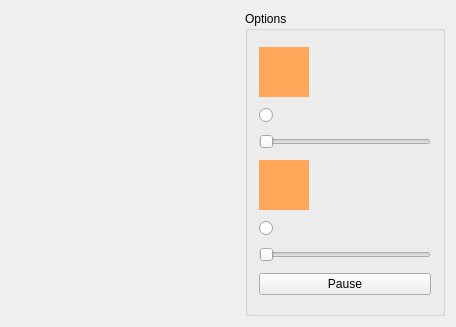
Qt form mainwidget.ui (k8/ChromaKey) before a commit.
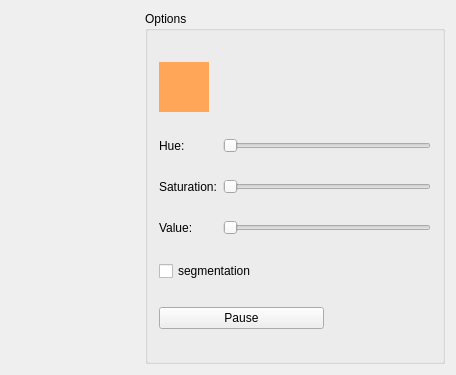
The same form after that commit. Custom widgets are drawn as their Qt base class.

```diff
--- a/mainwidget.ui
+++ b/mainwidget.ui
@@ -7,7 +7,7 @@
     <x>0</x>
     <y>0</y>
     <width>456</width>
-    <height>327</height>
+    <height>375</height>
    </rect>
   </property>
   <property name="windowTitle">
@@ -25,21 +25,86 @@
     <widget class="QGroupBox" name="groupBox">
      <property name="minimumSize">
       <size>
-       <width>200</width>
+       <width>300</width>
        <height>0</height>
       </size>
      </property>
      <property name="maximumSize">
       <size>
-       <width>200</width>
+       <width>300</width>
        <height>16777215</height>
       </size>
      </property>
      <property name="title">
       <string>Options</string>
      </property>
-     <layout class="QVBoxLayout" name="verticalLayout">
-      <item>
+     <layout class="QGridLayout" name="gridLayout">
+      <item row="5" column="0">
+       <widget class="QLabel" name="valueLabel">
+        <property name="text">
+         <string>Value:</string>
+        </property>
+       </widget>
+      </item>
+      <item row="5" column="1" colspan="2">
+       <widget class="QSlider" name="valueSlider">
+        <property name="maximum">
+         <number>255</number>
+        </property>
+        <property name="orientation">
+         <enum>Qt::Horizontal</enum>
+        </property>
+       </widget>
+      </item>
+      <item row="7" column="0" colspan="2">
+       <widget class="QPushButton" name="playPauseButton">
+        <property name="text">
+         <string>Pause</string>
+        </property>
+       </widget>
+      </item>
+      <item row="1" column="1" colspan="2">
+       <widget class="QSlider" name="hueSlider">
+        <property name="maximum">
+         <number>360</number>
+        </property>
+        <property name="orientation">
+         <enum>Qt::Horizontal</enum>
+        </property>
+       </widget>
+      </item>
+      <item row="1" column="0">
+       <widget class="QLabel" name="hueLabel">
+        <property name="text">
+         <string>Hue:</string>
+        </property>
+       </widget>
+      </item>
+      <item row="2" column="1" colspan="2">
+       <widget class="QSlider" name="saturationSlider">
+        <property name="maximum">
+         <number>255</number>
+        </property>
+        <property name="orientation">
+         <enum>Qt::Horizontal</enum>
+        </property>
+       </widget>
+      </item>
+      <item row="2" column="0">
+       <widget class="QLabel" name="saturationLabel">
+        <property name="text">
+         <string>Saturation:</string>
+        </property>
+       </widget>
+      </item>
+      <item row="6" column="0" colspan="3">
+       <widget class="QCheckBox" name="segmentationCheck">
+        <property name="text">
+         <string>segmentation</string>
+        </property>
+       </widget>
+      </item>
+      <item row="0" column="0">
        <widget class="QLabel" name="colorLabel">
         <property name="minimumSize">
          <size>
@@ -482,484 +547,6 @@
         </property>
        </widget>
       </item>
-      <item>
-       <widget class="QRadioButton" name="colorButton">
-        <property name="text">
-         <string/>
-        </property>
-       </widget>
-      </item>
-      <item>
-       <widget class="QSlider" name="toleranceSlider">
-        <property name="maximum">
-         <number>215</number>
-        </property>
-        <property name="orientation">
-         <enum>Qt::Horizontal</enum>
-        </property>
-       </widget>
-      </item>
-      <item>
-       <widget class="QLabel" name="darkColorLabel">
-        <property name="minimumSize">
-         <size>
-          <width>50</width>
-          <height>50</height>
-         </size>
-        </property>
-        <property name="maximumSize">
-         <size>
-          <width>50</width>
-          <height>50</height>
-         </size>
-        </property>
-        <property name="palette">
-         <palette>
-          <active>
-           <colorrole role="WindowText">
-            <brush brushstyle="SolidPattern">
-             <color alpha="255">
-              <red>0</red>
-              <green>0</green>
-              <blue>0</blue>
-             </color>
-            </brush>
-           </colorrole>
-           <colorrole role="Button">
-            <brush brushstyle="SolidPattern">
-             <color alpha="255">
-              <red>255</red>
-              <green>166</green>
-              <blue>88</blue>
-             </color>
-            </brush>
-           </colorrole>
-           <colorrole role="Light">
-            <brush brushstyle="SolidPattern">
-             <color alpha="255">
-              <red>255</red>
-              <green>234</green>
-              <blue>216</blue>
-             </color>
-            </brush>
-           </colorrole>
-           <colorrole role="Midlight">
-            <brush brushstyle="SolidPattern">
-             <color alpha="255">
-              <red>255</red>
-              <green>200</green>
-              <blue>152</blue>
-             </color>
-            </brush>
-           </colorrole>
-           <colorrole role="Dark">
-            <brush brushstyle="SolidPattern">
-             <color alpha="255">
-              <red>127</red>
-              <green>83</green>
-              <blue>44</blue>
-             </color>
-            </brush>
-           </colorrole>
-           <colorrole role="Mid">
-            <brush brushstyle="SolidPattern">
-             <color alpha="255">
-              <red>170</red>
-              <green>111</green>
-              <blue>58</blue>
-             </color>
-            </brush>
-           </colorrole>
-           <colorrole role="Text">
-            <brush brushstyle="SolidPattern">
-             <color alpha="255">
-              <red>0</red>
-              <green>0</green>
-              <blue>0</blue>
-             </color>
-            </brush>
-           </colorrole>
-           <colorrole role="BrightText">
-            <brush brushstyle="SolidPattern">
-             <color alpha="255">
-              <red>255</red>
-              <green>255</green>
-              <blue>255</blue>
-             </color>
-            </brush>
-           </colorrole>
-           <colorrole role="ButtonText">
-            <brush brushstyle="SolidPattern">
-             <color alpha="255">
-              <red>0</red>
-              <green>0</green>
-              <blue>0</blue>
-             </color>
-            </brush>
-           </colorrole>
-           <colorrole role="Base">
-            <brush brushstyle="SolidPattern">
-             <color alpha="255">
-              <red>255</red>
-              <green>255</green>
-              <blue>255</blue>
-             </color>
-            </brush>
-           </colorrole>
-           <colorrole role="Window">
-            <brush brushstyle="SolidPattern">
-             <color alpha="255">
-              <red>255</red>
-              <green>166</green>
-              <blue>88</blue>
-             </color>
-            </brush>
-           </colorrole>
-           <colorrole role="Shadow">
-            <brush brushstyle="SolidPattern">
-             <color alpha="255">
-              <red>0</red>
-              <green>0</green>
-              <blue>0</blue>
-             </color>
-            </brush>
-           </colorrole>
-           <colorrole role="AlternateBase">
-            <brush brushstyle="SolidPattern">
-             <color alpha="255">
-              <red>255</red>
-              <green>210</green>
-              <blue>171</blue>
-             </color>
-            </brush>
-           </colorrole>
-           <colorrole role="ToolTipBase">
-            <brush brushstyle="SolidPattern">
-             <color alpha="255">
-              <red>255</red>
-              <green>255</green>
-              <blue>220</blue>
-             </color>
-            </brush>
-           </colorrole>
-           <colorrole role="ToolTipText">
-            <brush brushstyle="SolidPattern">
-             <color alpha="255">
-              <red>0</red>
-              <green>0</green>
-              <blue>0</blue>
-             </color>
-            </brush>
-           </colorrole>
-          </active>
-          <inactive>
-           <colorrole role="WindowText">
-            <brush brushstyle="SolidPattern">
-             <color alpha="255">
-              <red>0</red>
-              <green>0</green>
-              <blue>0</blue>
-             </color>
-            </brush>
-           </colorrole>
-           <colorrole role="Button">
-            <brush brushstyle="SolidPattern">
-             <color alpha="255">
-              <red>255</red>
-              <green>166</green>
-              <blue>88</blue>
-             </color>
-            </brush>
-           </colorrole>
-           <colorrole role="Light">
-            <brush brushstyle="SolidPattern">
-             <color alpha="255">
-              <red>255</red>
-              <green>234</green>
-              <blue>216</blue>
-             </color>
-            </brush>
-           </colorrole>
-           <colorrole role="Midlight">
-            <brush brushstyle="SolidPattern">
-             <color alpha="255">
-              <red>255</red>
-              <green>200</green>
-              <blue>152</blue>
-             </color>
-            </brush>
-           </colorrole>
-           <colorrole role="Dark">
-            <brush brushstyle="SolidPattern">
-             <color alpha="255">
-              <red>127</red>
-              <green>83</green>
-              <blue>44</blue>
-             </color>
-            </brush>
-           </colorrole>
-           <colorrole role="Mid">
-            <brush brushstyle="SolidPattern">
-             <color alpha="255">
-              <red>170</red>
-              <green>111</green>
-              <blue>58</blue>
-             </color>
-            </brush>
-           </colorrole>
-           <colorrole role="Text">
-            <brush brushstyle="SolidPattern">
-             <color alpha="255">
-              <red>0</red>
-              <green>0</green>
-              <blue>0</blue>
-             </color>
-            </brush>
-           </colorrole>
-           <colorrole role="BrightText">
-            <brush brushstyle="SolidPattern">
-             <color alpha="255">
-              <red>255</red>
-              <green>255</green>
-              <blue>255</blue>
-             </color>
-            </brush>
-           </colorrole>
-           <colorrole role="ButtonText">
-            <brush brushstyle="SolidPattern">
-             <color alpha="255">
-              <red>0</red>
-              <green>0</green>
-              <blue>0</blue>
-             </color>
-            </brush>
-           </colorrole>
-           <colorrole role="Base">
-            <brush brushstyle="SolidPattern">
-             <color alpha="255">
-              <red>255</red>
-              <green>255</green>
-              <blue>255</blue>
-             </color>
-            </brush>
-           </colorrole>
-           <colorrole role="Window">
-            <brush brushstyle="SolidPattern">
-             <color alpha="255">
-              <red>255</red>
-              <green>166</green>
-              <blue>88</blue>
-             </color>
-            </brush>
-           </colorrole>
-           <colorrole role="Shadow">
-            <brush brushstyle="SolidPattern">
-             <color alpha="255">
-              <red>0</red>
-              <green>0</green>
-              <blue>0</blue>
-             </color>
-            </brush>
-           </colorrole>
-           <colorrole role="AlternateBase">
-            <brush brushstyle="SolidPattern">
-             <color alpha="255">
-              <red>255</red>
-              <green>210</green>
-              <blue>171</blue>
-             </color>
-            </brush>
-           </colorrole>
-           <colorrole role="ToolTipBase">
-            <brush brushstyle="SolidPattern">
-             <color alpha="255">
-              <red>255</red>
-              <green>255</green>
-              <blue>220</blue>
-             </color>
-            </brush>
-           </colorrole>
-           <colorrole role="ToolTipText">
-            <brush brushstyle="SolidPattern">
-             <color alpha="255">
-              <red>0</red>
-              <green>0</green>
-              <blue>0</blue>
-             </color>
-            </brush>
-           </colorrole>
-          </inactive>
-          <disabled>
-           <colorrole role="WindowText">
-            <brush brushstyle="SolidPattern">
-             <color alpha="255">
-              <red>127</red>
-              <green>83</green>
-              <blue>44</blue>
-             </color>
-            </brush>
-           </colorrole>
-           <colorrole role="Button">
-            <brush brushstyle="SolidPattern">
-             <color alpha="255">
-              <red>255</red>
-              <green>166</green>
-              <blue>88</blue>
-             </color>
-            </brush>
-           </colorrole>
-           <colorrole role="Light">
-            <brush brushstyle="SolidPattern">
-             <color alpha="255">
-              <red>255</red>
-              <green>234</green>
-              <blue>216</blue>
-             </color>
-            </brush>
-           </colorrole>
-           <colorrole role="Midlight">
-            <brush brushstyle="SolidPattern">
-             <color alpha="255">
-              <red>255</red>
-              <green>200</green>
-              <blue>152</blue>
-             </color>
-            </brush>
-           </colorrole>
-           <colorrole role="Dark">
-            <brush brushstyle="SolidPattern">
-             <color alpha="255">
-              <red>127</red>
-              <green>83</green>
-              <blue>44</blue>
-             </color>
-            </brush>
-           </colorrole>
-           <colorrole role="Mid">
-            <brush brushstyle="SolidPattern">
-             <color alpha="255">
-              <red>170</red>
-              <green>111</green>
-              <blue>58</blue>
-             </color>
-            </brush>
-           </colorrole>
-           <colorrole role="Text">
-            <brush brushstyle="SolidPattern">
-             <color alpha="255">
-              <red>127</red>
-              <green>83</green>
-              <blue>44</blue>
-             </color>
-            </brush>
-           </colorrole>
-           <colorrole role="BrightText">
-            <brush brushstyle="SolidPattern">
-             <color alpha="255">
-              <red>255</red>
-              <green>255</green>
-              <blue>255</blue>
-             </color>
-            </brush>
-           </colorrole>
-           <colorrole role="ButtonText">
-            <brush brushstyle="SolidPattern">
-             <color alpha="255">
-              <red>127</red>
-              <green>83</green>
-              <blue>44</blue>
-             </color>
-            </brush>
-           </colorrole>
-           <colorrole role="Base">
-            <brush brushstyle="SolidPattern">
-             <color alpha="255">
-              <red>255</red>
-              <green>166</green>
-              <blue>88</blue>
-             </color>
-            </brush>
-           </colorrole>
-           <colorrole role="Window">
-            <brush brushstyle="SolidPattern">
-             <color alpha="255">
-              <red>255</red>
-              <green>166</green>
-              <blue>88</blue>
-             </color>
-            </brush>
-           </colorrole>
-           <colorrole role="Shadow">
-            <brush brushstyle="SolidPattern">
-             <color alpha="255">
-              <red>0</red>
-              <green>0</green>
-              <blue>0</blue>
-             </color>
-            </brush>
-           </colorrole>
-           <colorrole role="AlternateBase">
-            <brush brushstyle="SolidPattern">
-             <color alpha="255">
-              <red>255</red>
-              <green>166</green>
-              <blue>88</blue>
-             </color>
-            </brush>
-           </colorrole>
-           <colorrole role="ToolTipBase">
-            <brush brushstyle="SolidPattern">
-             <color alpha="255">
-              <red>255</red>
-              <green>255</green>
-              <blue>220</blue>
-             </color>
-            </brush>
-           </colorrole>
-           <colorrole role="ToolTipText">
-            <brush brushstyle="SolidPattern">
-             <color alpha="255">
-              <red>0</red>
-              <green>0</green>
-              <blue>0</blue>
-             </color>
-            </brush>
-           </colorrole>
-          </disabled>
-         </palette>
-        </property>
-        <property name="autoFillBackground">
-         <bool>true</bool>
-        </property>
-        <property name="text">
-         <string/>
-        </property>
-       </widget>
-      </item>
-      <item>
-       <widget class="QRadioButton" name="darkColorButton">
-        <property name="text">
-         <string/>
-        </property>
-       </widget>
-      </item>
-      <item>
-       <widget class="QSlider" name="darkToleranceSlider">
-        <property name="maximum">
-         <number>215</number>
-        </property>
-        <property name="orientation">
-         <enum>Qt::Horizontal</enum>
-        </property>
-       </widget>
-      </item>
-      <item>
-       <widget class="QPushButton" name="playPauseButton">
-        <property name="text">
-         <string>Pause</string>
-        </property>
-       </widget>
-      </item>
      </layout>
     </widget>
    </item>
```
